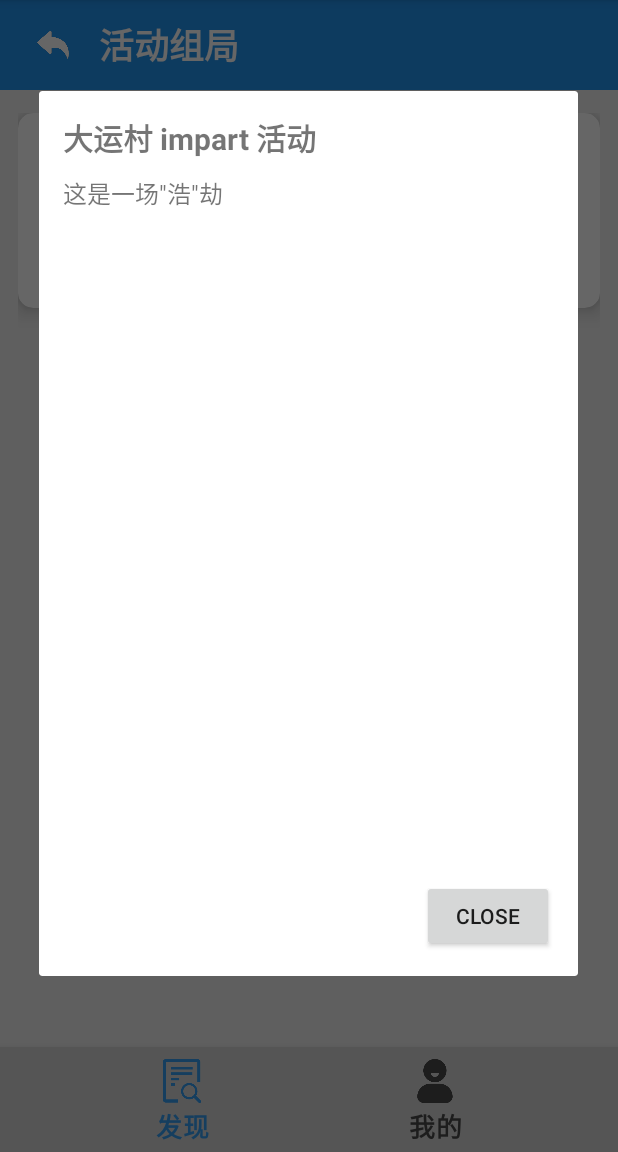
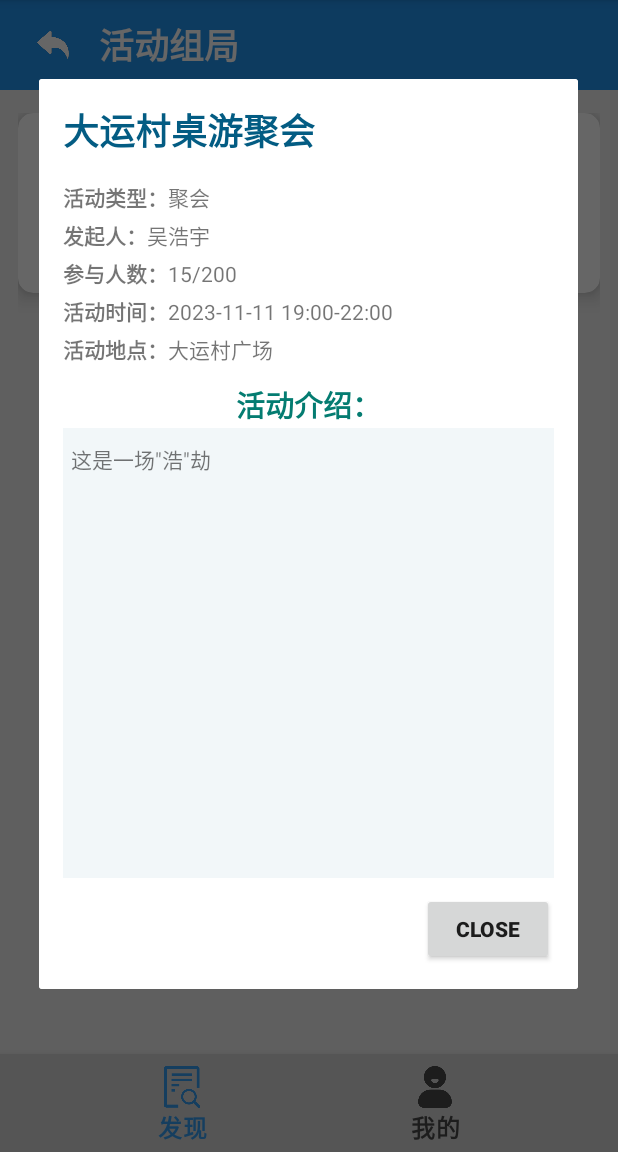
Before and after one commit to M4kiseKurisu/Android-Sport-App, an Android app: the screen it shows after launch (GroupActivity), after a tap on "查看详情", on a phone screen of 412 x 824 dp, the part 84-1236 px from its top. Run offline under Robolectric (Android 15) with nearby library versions, the phone set to English and light mode, and no system bars.

Commit message:
添加创建活动功能

```diff
--- a/app/src/main/java/com/example/myapplication/group/GroupFindFragment.java
+++ b/app/src/main/java/com/example/myapplication/group/GroupFindFragment.java
@@ -1,7 +1,8 @@
 package com.example.myapplication.group;
 
 import android.app.AlertDialog;
-import android.app.Activity;
+import android.app.DatePickerDialog;
+import android.app.TimePickerDialog;
 import android.os.Bundle;
 
 import androidx.fragment.app.Fragment;
@@ -9,12 +10,20 @@ import androidx.fragment.app.Fragment;
 import android.view.LayoutInflater;
 import android.view.View;
 import android.view.ViewGroup;
-import android.view.Window;
-import android.view.WindowManager;
+import android.widget.AdapterView;
+import android.widget.ArrayAdapter;
 import android.widget.Button;
+import android.widget.ImageButton;
+import android.widget.Spinner;
 import android.widget.TextView;
+import android.widget.Toast;
 
 import com.example.myapplication.R;
+
+import java.text.SimpleDateFormat;
+import java.util.ArrayList;
+import java.util.Calendar;
+import java.util.Locale;
 
 /**
  * A simple {@link Fragment} subclass.
@@ -55,19 +64,30 @@ public class GroupFindFragment extends Fragment {
         View view = inflater.inflate(R.layout.fragment_group_find, container, false);
 
         Button detail = view.findViewById(R.id.group_find_more);
-
         detail.setOnClickListener(v -> {
             AlertDialog.Builder dialogBuilder = new AlertDialog.Builder(getActivity());
             LayoutInflater inflater1 = GroupFindFragment.this.getLayoutInflater();
-            View dialogView = inflater1.inflate(R.layout.group_find_detail, null);
+            View dialogView = inflater1.inflate(R.layout.dialog_group_activity_detail, null);
 
-            TextView title = dialogView.findViewById(R.id.title);
-            title.setText("大运村 impart 活动");
+            TextView title = dialogView.findViewById(R.id.group_activity_title);
+            title.setText("大运村桌游聚会");
 
-            TextView description = dialogView.findViewById(R.id.description);
+            TextView creator = dialogView.findViewById(R.id.group_activity_creator);
+            creator.setText("吴浩宇");
+
+            TextView person = dialogView.findViewById(R.id.group_activity_person);
+            person.setText("15/200");
+
+            TextView time = dialogView.findViewById(R.id.group_activity_time);
+            time.setText("2023-11-11 19:00-22:00");
+
+            TextView location = dialogView.findViewById(R.id.group_activity_location);
+            location.setText("大运村广场");
+
+            TextView description = dialogView.findViewById(R.id.group_activity_content);
             description.setText("这是一场\"浩\"劫\n");
 
-            Button closeButton = dialogView.findViewById(R.id.close_button);
+            Button closeButton = dialogView.findViewById(R.id.group_activity_close_button);
 
             dialogBuilder.setView(dialogView);
 
@@ -77,6 +97,92 @@ public class GroupFindFragment extends Fragment {
             alertDialog.show();
         });
 
+        ImageButton create = view.findViewById(R.id.group_activity_create_button);
+        create.setOnClickListener(v -> {
+            AlertDialog.Builder dialogBuilder = new AlertDialog.Builder(getActivity());
+            LayoutInflater inflater1 = GroupFindFragment.this.getLayoutInflater();
+            View dialogView = inflater1.inflate(R.layout.dialog_group_activity_create, null);
+            dialogBuilder.setView(dialogView);
+            AlertDialog alertDialog = dialogBuilder.create();
+
+            // 实现时间选择
+            Calendar c = Calendar.getInstance();
+            int year = c.get(Calendar.YEAR);
+            int month = c.get(Calendar.MONTH);
+            int day = c.get(Calendar.DAY_OF_MONTH);
+
+            TextView startTimeText = dialogView.findViewById(R.id.group_activity_create_startTime);
+            TextView endTimeText = dialogView.findViewById(R.id.group_activity_create_endTime);
+            startTimeText.setOnClickListener(v_ -> {
+                DatePickerDialog datePickerDialog = new DatePickerDialog(getContext(),
+                        (tempView, yearOfYear, monthOfYear, dayOfMonth) -> {
+                            c.set(yearOfYear, monthOfYear, dayOfMonth);
+                            int hour = c.get(Calendar.HOUR_OF_DAY);
+                            int minute = c.get(Calendar.MINUTE);
+                            // 创建一个新的时间选择器对话框对象
+                            TimePickerDialog timePickerDialog = new TimePickerDialog(getContext(),
+                                    (timerView, hourOfDay, minuteOfDay) -> {
+                                        c.set(Calendar.HOUR_OF_DAY, hourOfDay);
+                                        c.set(Calendar.MINUTE, minuteOfDay);
+
+                                        SimpleDateFormat format = new SimpleDateFormat("yyyy-MM-dd HH:mm", Locale.getDefault());
+                                        startTimeText.setText(format.format(c.getTime()));
+                                    }, hour, minute, true);
+
+                            timePickerDialog.show();
+                        }, year, month, day);
+
+                datePickerDialog.show();
+            });
+            endTimeText.setOnClickListener(v_ -> {
+                DatePickerDialog datePickerDialog = new DatePickerDialog(getContext(),
+                        (tempView, yearOfYear, monthOfYear, dayOfMonth) -> {
+                            c.set(yearOfYear, monthOfYear, dayOfMonth);
+                            int hour = c.get(Calendar.HOUR_OF_DAY);
+                            int minute = c.get(Calendar.MINUTE);
+                            // 创建一个新的时间选择器对话框对象
+                            TimePickerDialog timePickerDialog = new TimePickerDialog(getContext(),
+                                    (timerView, hourOfDay, minuteOfDay) -> {
+                                        c.set(Calendar.HOUR_OF_DAY, hourOfDay);
+                                        c.set(Calendar.MINUTE, minuteOfDay);
+
+                                        SimpleDateFormat format = new SimpleDateFormat("yyyy-MM-dd HH:mm", Locale.getDefault());
+                                        endTimeText.setText(format.format(c.getTime()));
+                                    }, hour, minute, true);
+
+                            timePickerDialog.show();
+                        }, year, month, day);
+
+                datePickerDialog.show();
+            });
+
+
+            // 下拉类别菜单
+            Spinner spinner = dialogView.findViewById(R.id.group_activity_create_category);
+            ArrayList<String> dataList = new ArrayList<>();
+            dataList.add("篮球");
+            dataList.add("排球");
+            dataList.add("TD");
+
+            ArrayAdapter<String> adapter = new ArrayAdapter<>(getContext(), android.R.layout.simple_spinner_item, dataList);
+            adapter.setDropDownViewResource(android.R.layout.simple_spinner_dropdown_item);
+            spinner.setAdapter(adapter);
+            spinner.setOnItemSelectedListener(new AdapterView.OnItemSelectedListener() {
+                @Override
+                public void onItemSelected(AdapterView<?> parent, View view, int position, long id) {
+                }
+                @Override
+                public void onNothingSelected(AdapterView<?> parent) {
+                }
+            });
+
+
+            // 关闭按钮
+            Button closeButton = dialogView.findViewById(R.id.group_activity_close_button);
+            closeButton.setOnClickListener(v1 -> alertDialog.dismiss());
+
+            alertDialog.show();
+        });
         return view;
     }
 }
--- a/app/src/main/res/layout/activity_group.xml
+++ b/app/src/main/res/layout/activity_group.xml
@@ -26,7 +26,8 @@
                 android:background="#2193EF"
                 android:padding="18dp"
                 android:scaleType="fitCenter"
-                android:src="@drawable/group_return" />
+                android:src="@drawable/group_return"
+                android:contentDescription="Return button"/>
 
             <TextView
                 android:layout_width="match_parent"
@@ -55,12 +56,12 @@
     <com.google.android.material.bottomnavigation.BottomNavigationView
         android:id="@+id/bottomNavigation"
         android:layout_width="match_parent"
-        android:layout_height="70dp"
+        android:layout_height="65dp"
         android:layout_marginStart="0dp"
         android:layout_marginEnd="0dp"
         android:background="#D6D6D6"
-        app:itemIconSize="29dp"
-        app:itemIconTint="@color/group_icon_color_state"
+        app:itemIconSize="28dp"
+        app:itemIconTint="@color/group_nav_icon_state"
         app:itemTextAppearanceActive="@style/GroupNavActive"
         app:itemTextAppearanceInactive="@style/GroupNavInActive"
         app:layout_constraintBottom_toBottomOf="parent"
--- /dev/null
+++ b/app/src/main/res/layout/dialog_group_activity_detail.xml
@@ -0,0 +1,167 @@
+<?xml version="1.0" encoding="utf-8"?><!-- 文件路径：res/layout/dialog_layout.xml -->
+
+<LinearLayout xmlns:android="http://schemas.android.com/apk/res/android"
+    android:layout_width="match_parent"
+    android:layout_height="match_parent"
+    android:background="@color/group_white"
+    android:orientation="vertical"
+    android:padding="16dp">
+
+    <TextView
+        android:id="@+id/group_activity_title"
+        android:layout_width="match_parent"
+        android:layout_height="40dp"
+        android:text="大运村桌游聚会"
+        android:textColor="@color/group_deepBlue"
+        android:textSize="24sp"
+        android:textStyle="bold" />
+
+
+    <LinearLayout
+        android:layout_width="match_parent"
+        android:layout_height="wrap_content"
+        android:layout_marginTop="10dp"
+        android:orientation="vertical">
+
+        <!--        活动类别        -->
+        <LinearLayout
+            android:layout_width="match_parent"
+            android:layout_height="25dp"
+            android:orientation="horizontal">
+
+            <TextView
+                android:layout_width="wrap_content"
+                android:layout_height="25dp"
+                android:gravity="start|center"
+                android:text="活动类型："
+                android:textStyle="bold" />
+
+            <TextView
+                android:id="@+id/group_activity_category"
+                android:layout_width="wrap_content"
+                android:layout_height="25dp"
+                android:gravity="start|center"
+                android:text="聚会" />
+        </LinearLayout>
+
+        <!--        创建人        -->
+        <LinearLayout
+            android:layout_width="match_parent"
+            android:layout_height="25dp"
+            android:orientation="horizontal">
+
+            <TextView
+                android:layout_width="wrap_content"
+                android:layout_height="25dp"
+                android:gravity="start|center"
+                android:text="发起人："
+                android:textStyle="bold" />
+
+            <TextView
+                android:id="@+id/group_activity_creator"
+                android:layout_width="wrap_content"
+                android:layout_height="25dp"
+                android:gravity="start|center"
+                android:text="15/200" />
+        </LinearLayout>
+
+        <!--        参加人数        -->
+        <LinearLayout
+            android:layout_width="match_parent"
+            android:layout_height="25dp"
+            android:orientation="horizontal">
+
+            <TextView
+                android:layout_width="wrap_content"
+                android:layout_height="25dp"
+                android:gravity="start|center"
+                android:text="参与人数："
+                android:textStyle="bold" />
+
+            <TextView
+                android:id="@+id/group_activity_person"
+                android:layout_width="wrap_content"
+                android:layout_height="25dp"
+                android:gravity="start|center"
+                android:text="15/200" />
+        </LinearLayout>
+
+        <!--        时间          -->
+        <LinearLayout
+            android:layout_width="match_parent"
+            android:layout_height="25dp"
+            android:orientation="horizontal">
+
+            <TextView
+                android:layout_width="wrap_content"
+                android:layout_height="25dp"
+                android:gravity="start|center"
+                android:text="活动时间："
+                android:textStyle="bold" />
+
+            <TextView
+                android:id="@+id/group_activity_time"
+                android:layout_width="wrap_content"
+                android:layout_height="25dp"
+                android:gravity="start|center"
+                android:text="2023-11-11 19:00-22:00" />
+        </LinearLayout>
+
+        <!--        地点          -->
+        <LinearLayout
+            android:layout_width="match_parent"
+            android:layout_height="25dp"
+            android:orientation="horizontal">
+
+            <TextView
+                android:layout_width="wrap_content"
+                android:layout_height="25dp"
+                android:gravity="start|center"
+                android:text="活动地点："
+                android:textStyle="bold" />
+
+            <TextView
+                android:id="@+id/group_activity_location"
+                android:layout_width="match_parent"
+                android:layout_height="20dp"
+                android:gravity="start|center"
+                android:text="大运村广场" />
+        </LinearLayout>
+
+        <!--        详情          -->
+        <TextView
+            android:layout_width="match_parent"
+            android:layout_height="30dp"
+            android:layout_marginTop="10dp"
+            android:gravity="center|top"
+            android:text="活动介绍："
+            android:textColor="#047C71"
+            android:textSize="19sp"
+            android:textStyle="bold" />
+        <ScrollView
+            android:layout_width="match_parent"
+            android:layout_height="300dp"
+            android:background="@color/group_lightBlue"
+            android:padding="5dp">
+
+                <TextView
+                    android:id="@+id/group_activity_content"
+                    android:layout_width="match_parent"
+                    android:layout_height="wrap_content"
+                    android:layout_marginTop="5dp" />
+
+        </ScrollView>
+
+
+    </LinearLayout>
+
+    <Button
+        android:id="@+id/group_activity_close_button"
+        android:layout_width="wrap_content"
+        android:layout_height="wrap_content"
+        android:layout_gravity="right"
+        android:layout_marginTop="10dp"
+        android:text="Close"
+        android:textStyle="bold" />
+
+</LinearLayout>
--- a/app/src/main/res/layout/fragment_group_find.xml
+++ b/app/src/main/res/layout/fragment_group_find.xml
@@ -29,18 +29,18 @@
 
                 <LinearLayout
                     android:layout_width="match_parent"
-                    android:layout_height="130dp"
+                    android:layout_height="120dp"
                     android:orientation="vertical"
                     android:paddingLeft="15dp"
                     android:paddingRight="15dp">
 
                     <TextView
                         android:layout_width="match_parent"
-                        android:layout_height="40dp"
+                        android:layout_height="38dp"
                         android:layout_marginBottom="5dp"
                         android:background="#FFFFFF"
                         android:gravity="center|start"
-                        android:text="大运村公寓 impart 活动"
+                        android:text="大运村公寓桌游聚会"
                         android:textColor="#01345C"
                         android:textSize="27sp"
                         android:textStyle="bold" />
@@ -71,7 +71,7 @@
                     <LinearLayout
                         android:layout_width="match_parent"
                         android:layout_height="wrap_content"
-                        android:layout_marginTop="10dp"
+                        android:layout_marginTop="5dp"
                         android:orientation="horizontal"
                         android:paddingLeft="10dp"
                         android:paddingRight="10dp">
@@ -115,7 +115,7 @@
         tools:ignore="Deprecated">
 
         <ImageButton
-            android:id="@+id/button"
+            android:id="@+id/group_activity_create_button"
             android:layout_width="50dp"
             android:layout_height="50dp"
             android:layout_x="320sp"
@@ -123,7 +123,7 @@
             android:background="@color/transparent"
             android:scaleType="centerCrop"
             android:src="@drawable/group_find_add"
-            app:tint="@color/blue" />
+            app:tint="@color/group_blue" />
     </AbsoluteLayout>
 
 </FrameLayout>
--- a/app/src/main/res/layout/group_find_detail.xml
+++ /dev/null
@@ -1,32 +0,0 @@
-<?xml version="1.0" encoding="utf-8"?>
-<!-- 文件路径：res/layout/dialog_layout.xml -->
-
-<LinearLayout xmlns:android="http://schemas.android.com/apk/res/android"
-    android:layout_width="match_parent"
-    android:layout_height="match_parent"
-    android:orientation="vertical"
-    android:padding="16dp">
-
-    <TextView
-        android:id="@+id/title"
-        android:layout_width="match_parent"
-        android:layout_height="wrap_content"
-        android:textSize="20sp"
-        android:textStyle="bold" />
-
-    <TextView
-        android:id="@+id/description"
-        android:layout_width="match_parent"
-        android:layout_height="450dp"
-        android:textSize="16sp"
-        android:layout_marginTop="10dp" />
-
-    <Button
-        android:id="@+id/close_button"
-        android:layout_width="wrap_content"
-        android:layout_height="wrap_content"
-        android:text="Close"
-        android:layout_marginTop="20dp"
-        android:layout_gravity="right"/>
-
-</LinearLayout>
--- a/app/src/main/res/values/colors.xml
+++ b/app/src/main/res/values/colors.xml
@@ -1,7 +1,10 @@
 <?xml version="1.0" encoding="utf-8"?>
 <resources>
-    <color name="black">#FF000000</color>
-    <color name="white">#FFFFFFFF</color>
-    <color name="blue">#0682B9</color>
+    <color name="group_black">#FF000000</color>
+    <color name="group_white">#FFFFFFFF</color>
+    <color name="group_blue">#0682B9</color>
+    <color name="group_deepBlue">#035C83</color>
+    <color name="group_lightBlue">#0D035C83</color>
+
     <color name="transparent">#00FFFFFF</color>
 </resources>
--- a/app/src/main/res/values/styles.xml
+++ b/app/src/main/res/values/styles.xml
@@ -3,13 +3,13 @@
 
     <style name="GroupNavInActive" parent="TextAppearance.MaterialComponents.Body1">
         <item name="android:textColor">#4A4A4A</item>
-        <item name="android:textSize">17dp</item>
+        <item name="android:textSize">16dp</item>
         <item name="android:textStyle">bold</item>
     </style>
 
     <style name="GroupNavActive" parent="TextAppearance.MaterialComponents.Body1">
         <item name="android:textColor">#359CEF</item>
-        <item name="android:textSize">17dp</item>
+        <item name="android:textSize">16dp</item>
         <item name="android:textStyle">bold</item>
     </style>
 </resources>
```
Also changed, not shown: app/src/main/res/layout/activity_tutorial.xml (+11 -11 lines), app/src/main/res/layout/dialog_group_activity_create.xml (added, +119 -0 lines), app/src/main/res/color/group_nav_icon_state.xml (renamed from app/src/main/res/color/group_icon_color_state.xml).
